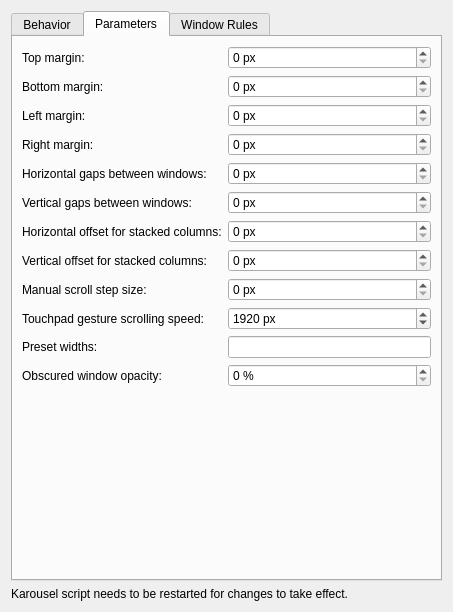
First picture: the form in package/contents/ui/config.ui, repository peterfajdiga/karousel, before the edit.
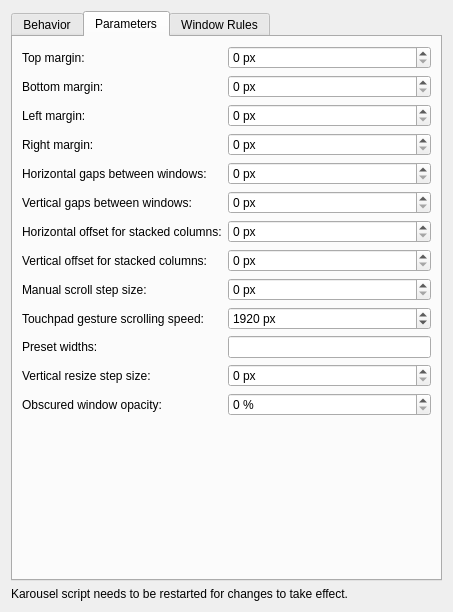
Second picture: the form after the edit. The open tabs and pages were chosen to show the change.

Commit message: Add a config parameter for the step size.

Patch:
```diff
--- a/package/contents/ui/config.ui
+++ b/package/contents/ui/config.ui
@@ -430,13 +430,37 @@
                             </item>
 
                             <item row="11" column="0">
+                                <widget class="QLabel" name="label_verticalResizeStepSize">
+                                    <property name="text">
+                                        <string>Vertical resize step size:</string>
+                                    </property>
+                                    <property name="toolTip">
+                                        <string>Step size when increasing/decreasing window height</string>
+                                    </property>
+                                </widget>
+                            </item>
+                            <item row="11" column="1">
+                                <widget class="QSpinBox" name="kcfg_verticalResizeStepSize">
+                                    <property name="suffix">
+                                        <string> px</string>
+                                    </property>
+                                    <property name="maximum">
+                                        <number>999</number>
+                                    </property>
+                                    <property name="value">
+                                        <number>0</number>
+                                    </property>
+                                </widget>
+                            </item>
+
+                            <item row="12" column="0">
                                 <widget class="QLabel" name="label_offScreenOpacity">
                                     <property name="text">
                                         <string>Obscured window opacity:</string>
                                     </property>
                                 </widget>
                             </item>
-                            <item row="11" column="1">
+                            <item row="12" column="1">
                                 <widget class="QSpinBox" name="kcfg_offScreenOpacity">
                                     <property name="suffix">
                                         <string> %</string>
```
The commit also changes 5 other files.
